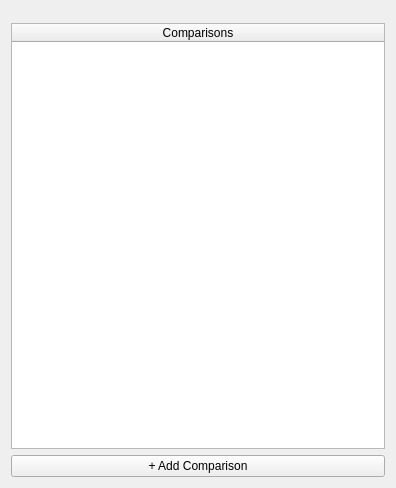
This is atef/ui/device_configuration_page.ui in pcdshub/atef as Qt 5 draws it before an edit. The edited form follows.
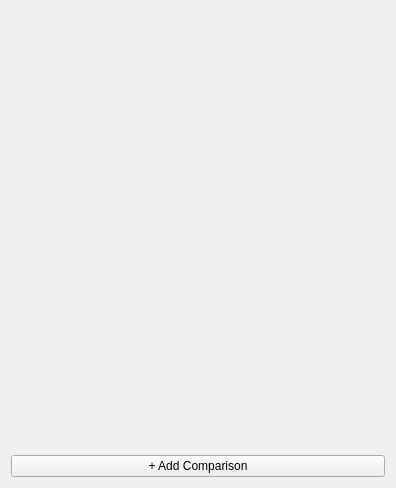
This is the edited form.

Commit message: ENH/WIP: First pass apply PagedTableWidget to DeviceConfigurationPage

What changed in the file:
```diff
--- a/atef/ui/device_configuration_page.ui
+++ b/atef/ui/device_configuration_page.ui
@@ -35,19 +35,7 @@
     </widget>
    </item>
    <item>
-    <widget class="QTableWidget" name="comparisons_table">
-     <attribute name="horizontalHeaderStretchLastSection">
-      <bool>true</bool>
-     </attribute>
-     <attribute name="verticalHeaderVisible">
-      <bool>false</bool>
-     </attribute>
-     <column>
-      <property name="text">
-       <string>Comparisons</string>
-      </property>
-     </column>
-    </widget>
+    <widget class="QWidget" name="comparisons_table_placeholder" native="true"/>
    </item>
    <item>
     <widget class="QPushButton" name="add_comparison_button">
```
The commit also changes 3 other files.
